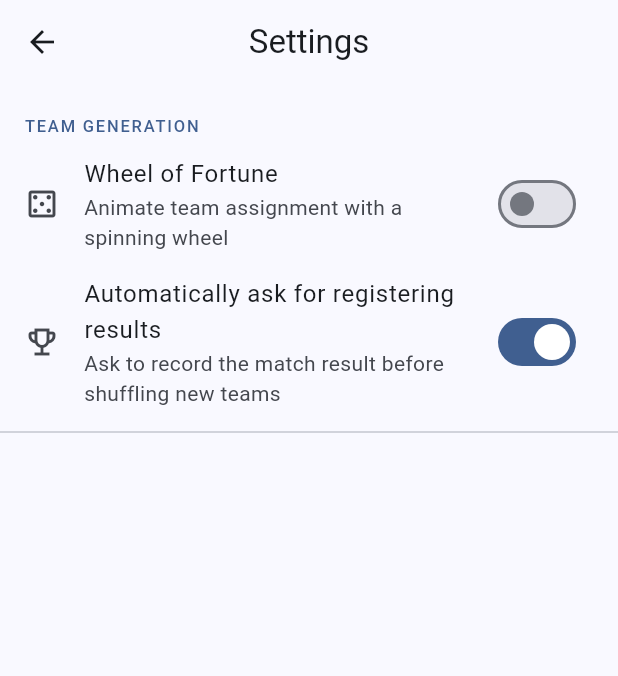
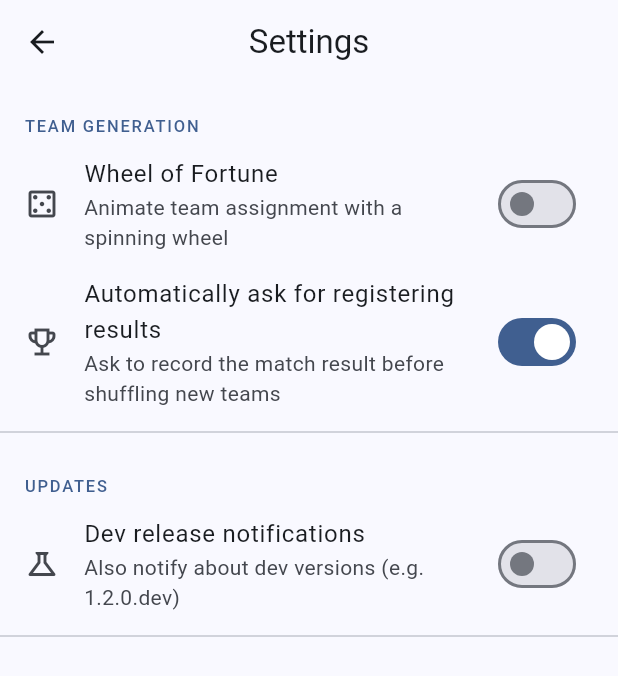
Before and after one commit to micheleIT/teamup, a Flutter app: the screen it shows after launch, after a tap on the "settings" icon, on a phone screen of 412 x 824 dp. Shown: the top 676 px of the screen. Run offline on Flutter 3.47's test engine with Material 3 defaults, Android fonts, the phone set to English and light mode, and no system bars; our stand-ins replace shared_preferences.

```diff
--- a/lib/screens/settings_screen.dart
+++ b/lib/screens/settings_screen.dart
@@ -34,6 +34,17 @@ class SettingsScreen extends StatelessWidget {
                 onChanged: state.setAutoAskForResults,
               ),
               const Divider(),
+              const _SectionHeader('Updates'),
+              SwitchListTile(
+                secondary: const Icon(Icons.science_outlined),
+                title: const Text('Dev release notifications'),
+                subtitle: const Text(
+                  'Also notify about dev versions (e.g. 1.2.0.dev)',
+                ),
+                value: state.notifyDevUpdates,
+                onChanged: state.setNotifyDevUpdates,
+              ),
+              const Divider(),
             ],
           );
         },
```
Also changed, not shown: lib/app_state.dart (+24 -0 lines).
